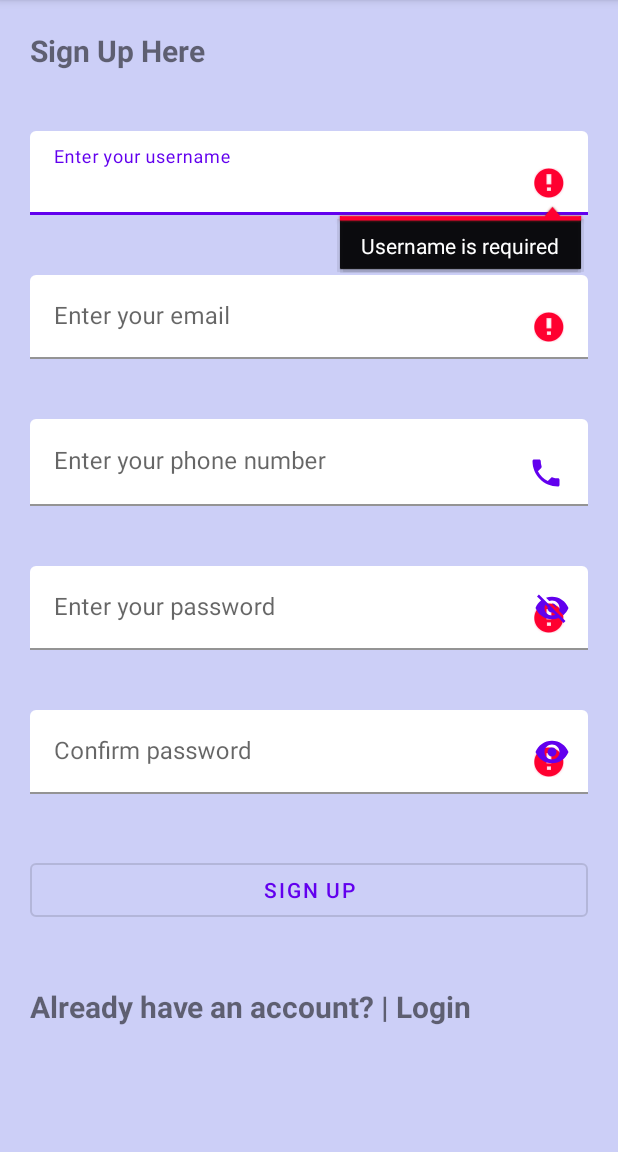
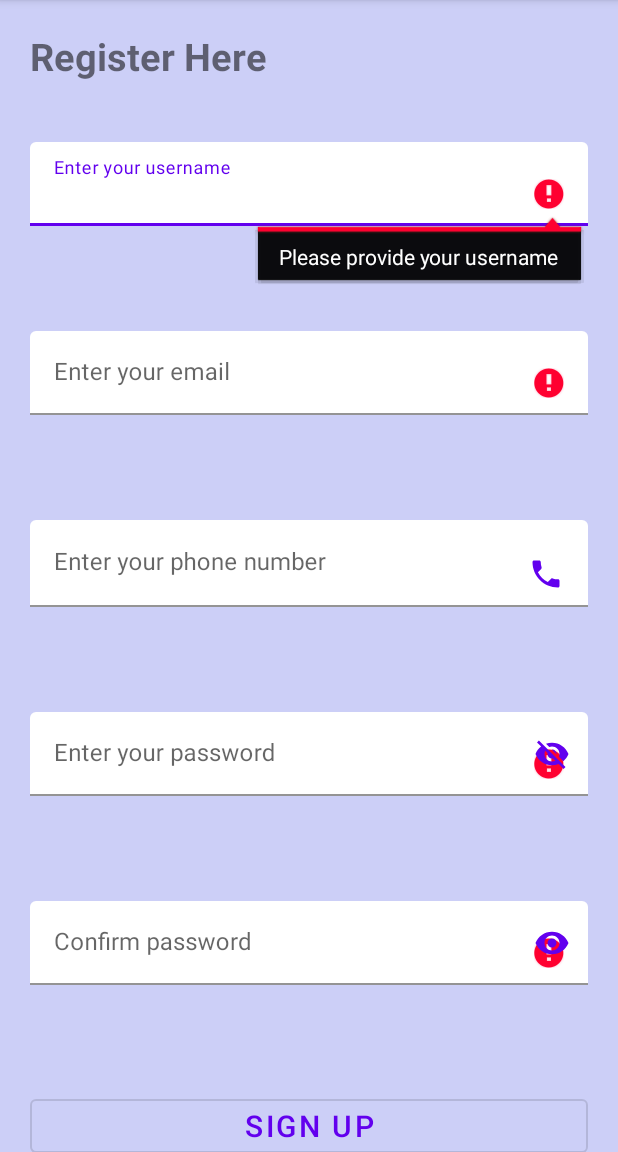
Before and after one commit to gorretgolden/ValidatedMaterialUiForm, an Android app: the screen it shows after launch (MainActivity), after a tap on "SIGN UP", on a phone screen of 412 x 824 dp, the part 84-1236 px from its top. Run offline under Robolectric (Android 15) with nearby library versions, the phone set to English and light mode, and no system bars; 1 other tap on this screen came first.

Commit message:
material ui sign up form

```diff
--- a/app/src/main/java/com/example/materialuisignupform/MainActivity.java
+++ b/app/src/main/java/com/example/materialuisignupform/MainActivity.java
@@ -41,7 +41,7 @@ public class MainActivity extends AppCompatActivity {
                //validations
 
                 if (name.isEmpty()) {
-                    username.setError("Username is required");
+                    username.setError("Please provide your username");
                 }
 
                 if (email_address.isEmpty()) {
@@ -53,17 +53,23 @@ public class MainActivity extends AppCompatActivity {
                     pas1.setError("Please enter your passward");
                 }
 
+                if (passward1.length()<8) {
+                    pas1.setError("Your password is too short!");
+                }
+
                 if (passward2.isEmpty()) {
                     pas2.setError("Please confirm your passward");
                 }
 
-                if (passward1 != passward2) {
-
+                if (passward2!=passward1){
                     pas2.setError("Passwards don't match");
                 } else {
-                    Toast.makeText(MainActivity.this, "You successfully created a new user account!", Toast.LENGTH_SHORT).show();
 
+
+                    Toast.makeText(MainActivity.this, "You successfully created a new account!", Toast.LENGTH_SHORT).show();
                 }
+
+
             }
         });
     }
--- a/app/src/main/res/layout/activity_main.xml
+++ b/app/src/main/res/layout/activity_main.xml
@@ -19,8 +19,8 @@
 
             <TextView
                 android:layout_width="match_parent"
-                android:text="Sign Up Here"
-                android:textSize="20sp"
+                android:text="Register Here"
+                android:textSize="25sp"
                 android:layout_margin="20dp"
                 android:textStyle="bold"
                 android:layout_height="match_parent"/>
@@ -38,6 +38,7 @@
             <com.google.android.material.textfield.TextInputEditText
                 android:layout_width="match_parent"
                 android:inputType="text"
+                android:layout_marginBottom="30dp"
                 android:drawableEnd="@drawable/ic_baseline_account_circle_24"
                 android:drawableTint="@color/purple_500"
                 android:hint="Enter your username"
@@ -57,6 +58,7 @@
                 android:hint="@string/email"
                 android:id="@+id/email"
                 android:inputType="text"
+                android:layout_marginBottom="30dp"
                 android:drawableEnd="@drawable/ic_baseline_email_24"
                 android:drawableTint="@color/purple_500"
                 android:layout_height="wrap_content" />
@@ -78,6 +80,7 @@
                 android:inputType="number"
                 android:drawableTint="@color/purple_500"
                 android:hint="@string/enter_your_phone_number"
+                android:layout_marginBottom="30dp"
                 android:id="@+id/phone_number"
                 android:drawableEnd="@drawable/ic_baseline_phone_24"
                 android:layout_height="wrap_content" />
@@ -97,6 +100,7 @@
                 android:layout_width="match_parent"
                 android:inputType="textPassword"
                 android:id="@+id/password1"
+                android:layout_marginBottom="30dp"
                 android:layout_height="wrap_content" />
 
         </com.google.android.material.textfield.TextInputLayout>
@@ -115,6 +119,7 @@
                 android:layout_width="match_parent"
                 android:inputType="textPassword"
                 android:id="@+id/confirm_pasword"
+                android:layout_marginBottom="30dp"
                 android:layout_height="wrap_content" />
 
         </com.google.android.material.textfield.TextInputLayout>
@@ -125,6 +130,7 @@
             android:layout_width="match_parent"
             android:layout_height="wrap_content"
             android:text="@string/sign_up"
+            android:textSize="20sp"
             android:layout_marginTop="20dp"
             android:layout_margin="20dp"
             style="@style/Widget.MaterialComponents.Button.OutlinedButton"
@@ -134,8 +140,9 @@
             android:layout_width="match_parent"
             android:text="Already have an account? | Login"
             android:textSize="20sp"
-            android:layout_margin="20dp"
             android:textStyle="bold"
+            android:layout_marginLeft="20dp"
+            android:layout_marginBottom="30dp"
             android:layout_height="match_parent"/>
 
     </LinearLayout>
--- a/app/src/main/res/values/strings.xml
+++ b/app/src/main/res/values/strings.xml
@@ -1,4 +1,5 @@
 <resources>
+    <string name="font"><font size="20"></font></string>
     <string name="app_name">MaterialUiSignUpForm</string>
     <string name="email">Enter your email</string>
     <string name="contact">Enter your contact</string>
```
